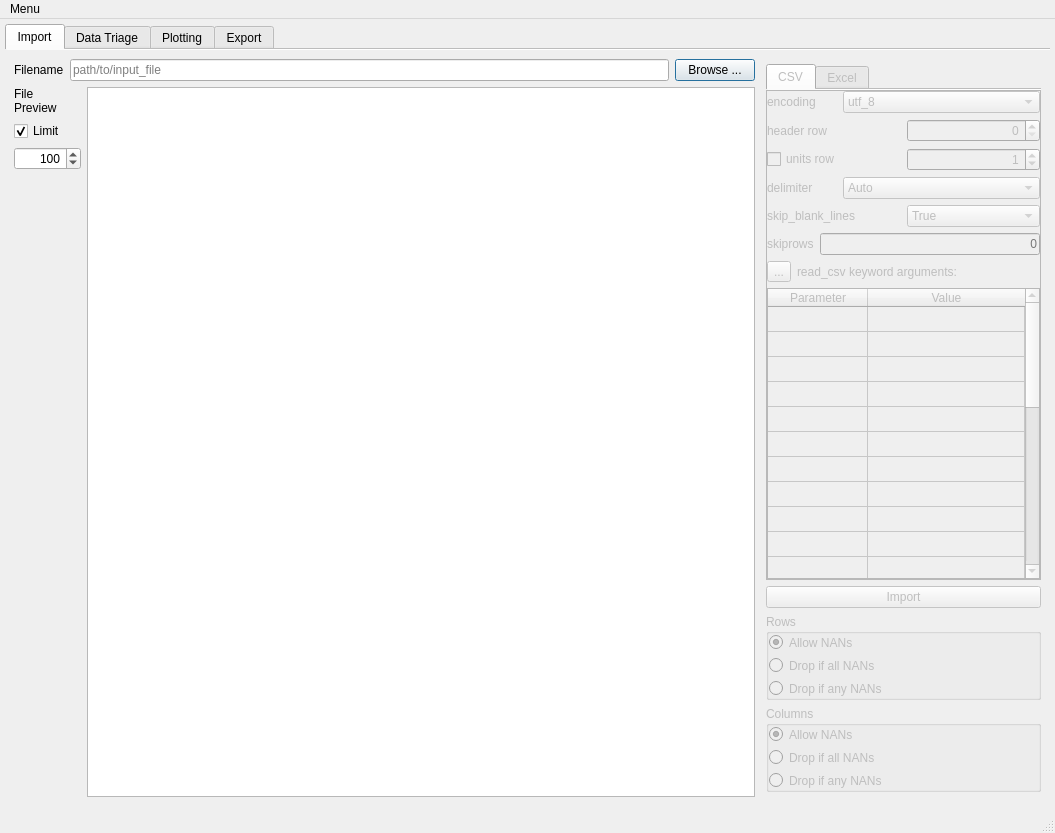
Qt form colliderscope.ui (kevinanewman/colliderscope2024) before a commit.
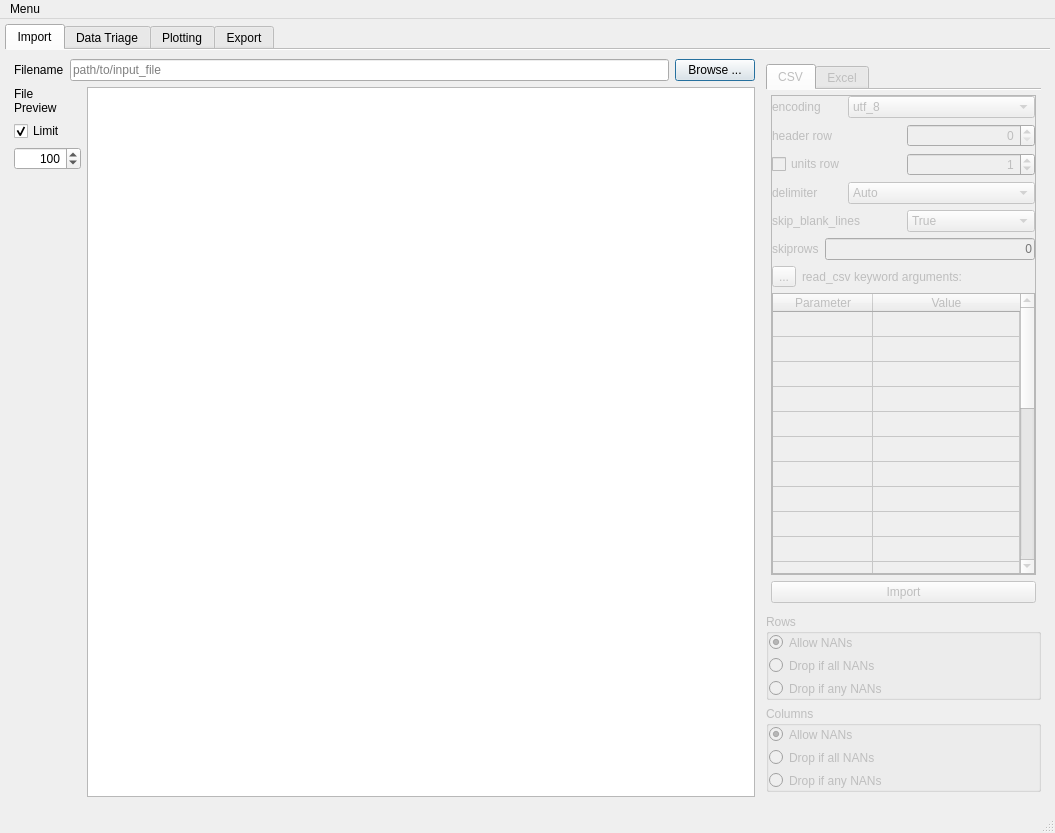
The same form after that commit. Icons and pictures are not drawn. Custom widgets are drawn as their Qt base class.

What changed in the file:
```diff
--- a/colliderscope.ui
+++ b/colliderscope.ui
@@ -303,16 +303,16 @@
                </attribute>
                <layout class="QVBoxLayout" name="verticalLayout" stretch="0,0">
                 <property name="leftMargin">
-                 <number>0</number>
+                 <number>5</number>
                 </property>
                 <property name="topMargin">
-                 <number>0</number>
+                 <number>5</number>
                 </property>
                 <property name="rightMargin">
-                 <number>0</number>
+                 <number>5</number>
                 </property>
                 <property name="bottomMargin">
-                 <number>0</number>
+                 <number>5</number>
                 </property>
                 <item>
                  <widget class="QScrollArea" name="scrollArea">
@@ -333,8 +333,8 @@
                     <rect>
                      <x>0</x>
                      <y>0</y>
-                     <width>273</width>
-                     <height>482</height>
+                     <width>264</width>
+                     <height>477</height>
                     </rect>
                    </property>
                    <layout class="QVBoxLayout" name="verticalLayout_20" stretch="0,0,0,0,0,0,0">
```
Left out of the diff: 8 changed lines with no effect on the pictures.
